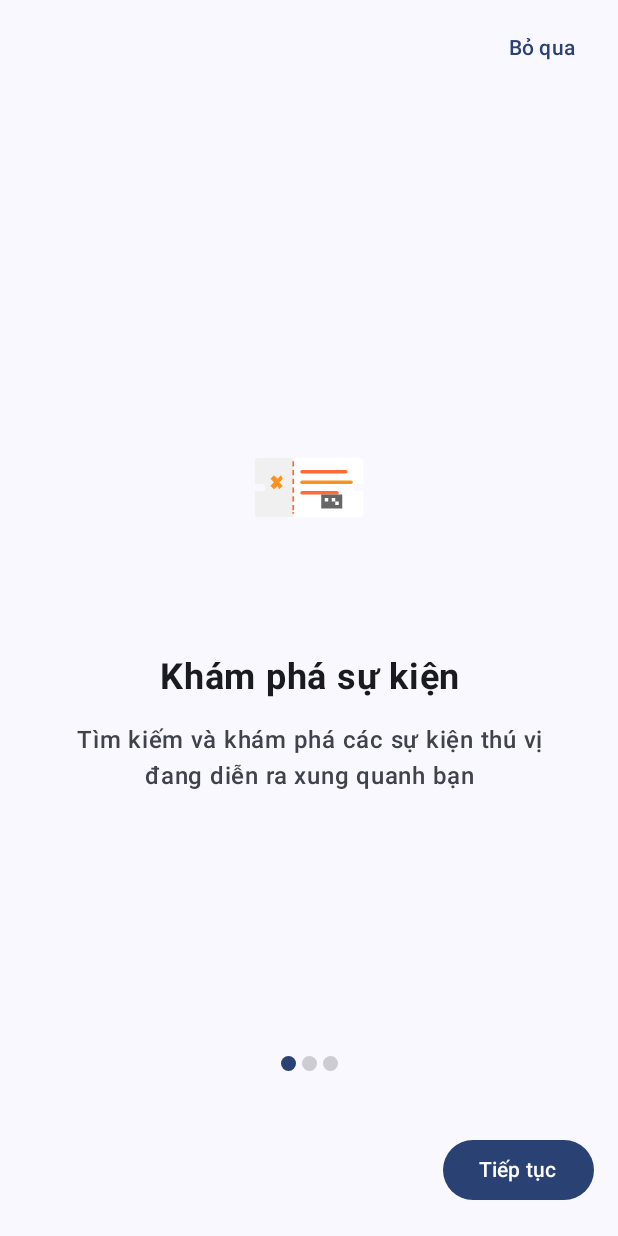
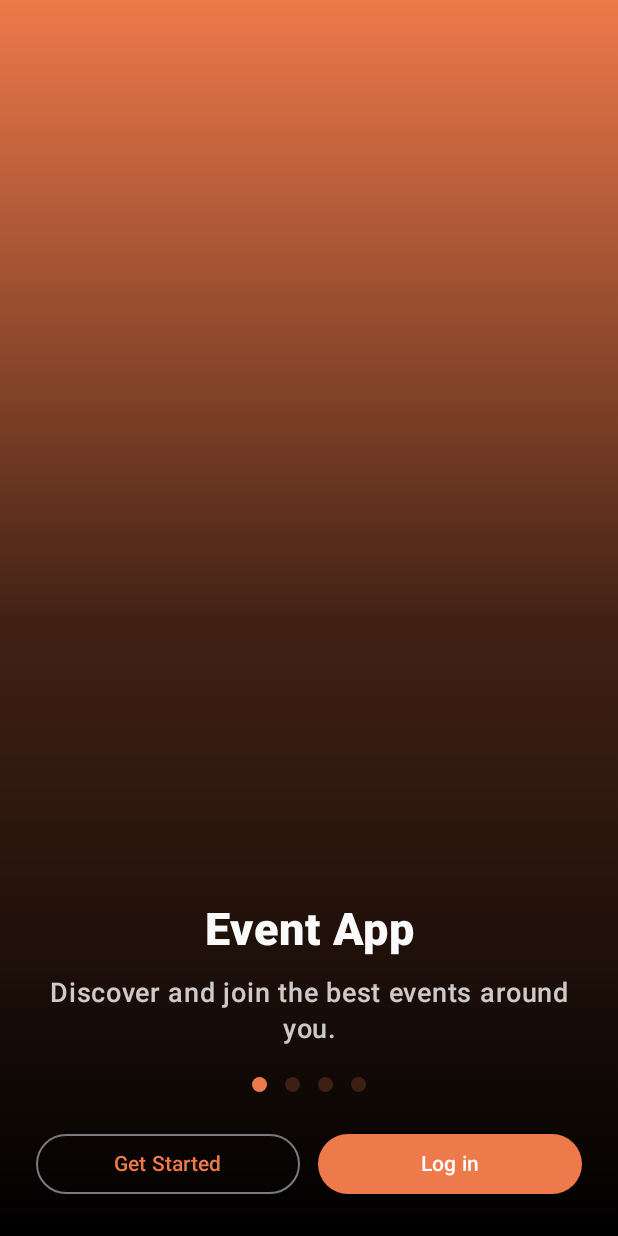
Before and after one commit to nicha2301/EventTicketing, an Android app built with Jetpack Compose: the OnboardingScreen screen opened through its navigation route, on a phone screen of 412 x 824 dp. Run offline under Robolectric (Android 15) with nearby library versions, the phone set to English and light mode, and no system bars; our stand-ins replace Dagger/Hilt's generated code, Timber, accompanist; libraries missing offline, so code that uses them is left out: me.leolin.shortcutbadger; 1 statement that could not run was skipped.

Commit message:
feat: Improve onboarding screen

```diff
--- a/frontend/app/src/main/java/com/nicha/eventticketing/navigation/NavGraph.kt
+++ b/frontend/app/src/main/java/com/nicha/eventticketing/navigation/NavGraph.kt
@@ -75,7 +75,12 @@ fun NavGraph(
         // Onboarding Screen
         composable(route = NavDestination.Onboarding.route) {
             OnboardingScreen(
-                onFinishOnboarding = {
+                onGetStarted = {
+                    navController.navigate(NavDestination.Register.route) {
+                        popUpTo(NavDestination.Onboarding.route) { inclusive = true }
+                    }
+                },
+                onLogin = {
                     navController.navigate(NavDestination.Login.route) {
                         popUpTo(NavDestination.Onboarding.route) { inclusive = true }
                     }
--- /dev/null
+++ b/frontend/app/src/main/java/com/nicha/eventticketing/ui/screens/onboarding/OnboardingContent.kt
@@ -0,0 +1,29 @@
+package com.nicha.eventticketing.ui.screens.onboarding
+
+import com.nicha.eventticketing.R
+
+object OnboardingContent {
+    val pages: List<OnboardingVisual> = listOf(
+        OnboardingVisual(
+            title = "Event App",
+            description = "Discover and join the best events around you.",
+            backgroundResId = null,
+            isSolidBrandBackground = true
+        ),
+        OnboardingVisual(
+            title = "Explore Upcoming and Nearby Events",
+            description = "We bring artists and fans together through the power of live events.",
+            backgroundResId = R.drawable.onboarding_bg_1
+        ),
+        OnboardingVisual(
+            title = "Accumulate & Collect Loyalty Points",
+            description = "300 Points for VIP, backstage and meet & greet free ticket upgrades.",
+            backgroundResId = R.drawable.onboarding_bg_2_1
+        ),
+        OnboardingVisual(
+            title = "Get Exclusive Access to tickets",
+            description = "All users are guaranteed access to the most in demand event tickets.",
+            backgroundResId = R.drawable.onboarding_bg_3
+        )
+    )
+}
--- /dev/null
+++ b/frontend/app/src/main/java/com/nicha/eventticketing/ui/screens/onboarding/OnboardingModels.kt
@@ -0,0 +1,8 @@
+package com.nicha.eventticketing.ui.screens.onboarding
+
+data class OnboardingVisual(
+    val title: String,
+    val description: String,
+    val backgroundResId: Int?,
+    val isSolidBrandBackground: Boolean = false
+)
--- a/frontend/app/src/main/java/com/nicha/eventticketing/ui/screens/onboarding/OnboardingScreen.kt
+++ b/frontend/app/src/main/java/com/nicha/eventticketing/ui/screens/onboarding/OnboardingScreen.kt
@@ -1,11 +1,5 @@
 package com.nicha.eventticketing.ui.screens.onboarding
 
-import androidx.compose.animation.AnimatedVisibility
-import androidx.compose.animation.ExperimentalAnimationApi
-import androidx.compose.animation.fadeIn
-import androidx.compose.animation.fadeOut
-import androidx.compose.animation.slideInHorizontally
-import androidx.compose.animation.slideOutHorizontally
 import androidx.compose.foundation.ExperimentalFoundationApi
 import androidx.compose.foundation.Image
 import androidx.compose.foundation.background
@@ -19,23 +13,23 @@ import androidx.compose.foundation.layout.fillMaxWidth
 import androidx.compose.foundation.layout.height
 import androidx.compose.foundation.layout.padding
 import androidx.compose.foundation.layout.size
-import androidx.compose.foundation.layout.width
 import androidx.compose.foundation.pager.HorizontalPager
-import androidx.compose.foundation.pager.PagerState
 import androidx.compose.foundation.pager.rememberPagerState
 import androidx.compose.foundation.shape.CircleShape
 import androidx.compose.foundation.shape.RoundedCornerShape
 import androidx.compose.material3.Button
 import androidx.compose.material3.ButtonDefaults
 import androidx.compose.material3.MaterialTheme
+import androidx.compose.material3.OutlinedButton
 import androidx.compose.material3.Text
-import androidx.compose.material3.TextButton
 import androidx.compose.runtime.Composable
 import androidx.compose.runtime.rememberCoroutineScope
 import androidx.compose.ui.Alignment
 import androidx.compose.ui.Modifier
 import androidx.compose.ui.draw.clip
+import androidx.compose.ui.graphics.Brush
 import androidx.compose.ui.graphics.Color
+import androidx.compose.ui.layout.ContentScale
 import androidx.compose.ui.res.painterResource
 import androidx.compose.ui.text.font.FontWeight
 import androidx.compose.ui.text.style.TextAlign
@@ -43,184 +37,137 @@ import androidx.compose.ui.unit.dp
 import androidx.compose.ui.unit.sp
 import androidx.hilt.navigation.compose.hiltViewModel
 import com.nicha.eventticketing.R
-import com.nicha.eventticketing.data.preferences.PreferencesManager
 import com.nicha.eventticketing.viewmodel.OnboardingViewModel
+import com.nicha.eventticketing.ui.screens.onboarding.OnboardingContent
 import kotlinx.coroutines.launch
-import javax.inject.Inject
+import com.nicha.eventticketing.ui.theme.BrandOrange
 
-@OptIn(ExperimentalFoundationApi::class, ExperimentalAnimationApi::class)
+@OptIn(ExperimentalFoundationApi::class)
 @Composable
 fun OnboardingScreen(
-    onFinishOnboarding: () -> Unit,
+    onGetStarted: () -> Unit,
+    onLogin: () -> Unit,
     viewModel: OnboardingViewModel = hiltViewModel()
 ) {
-    val pages = listOf(
-        OnboardingPage(
-            title = "Khám phá sự kiện",
-            description = "Tìm kiếm và khám phá các sự kiện thú vị đang diễn ra xung quanh bạn",
-            imageRes = R.drawable.ic_launcher_foreground // Placeholder, sẽ thay bằng ảnh thực tế
-        ),
-        OnboardingPage(
-            title = "Đặt vé dễ dàng",
-            description = "Đặt vé chỉ với vài thao tác đơn giản và thanh toán an toàn",
-            imageRes = R.drawable.ic_launcher_foreground // Placeholder, sẽ thay bằng ảnh thực tế
-        ),
-        OnboardingPage(
-            title = "Check-in nhanh chóng",
-            description = "Sử dụng mã QR để check-in tại sự kiện một cách nhanh chóng",
-            imageRes = R.drawable.ic_launcher_foreground // Placeholder, sẽ thay bằng ảnh thực tế
-        )
-    )
+    val pages = OnboardingContent.pages
 
     val pagerState = rememberPagerState(pageCount = { pages.size })
     val scope = rememberCoroutineScope()
 
-    // Function to complete onboarding
-    val completeOnboarding: () -> Unit = {
-        scope.launch {
-            viewModel.setOnboardingCompleted()
-            onFinishOnboarding()
-        }
+    Box(modifier = Modifier.fillMaxSize()) {
+        HorizontalPager(
+            state = pagerState,
+            modifier = Modifier.fillMaxSize()
+        ) { index ->
+            OnboardingBackground(page = pages[index])
         }
 
+        // Overlay content at bottom
         Column(
-        modifier = Modifier.fillMaxSize()
+            modifier = Modifier
+                .fillMaxSize()
+                .padding(horizontal = 24.dp, vertical = 24.dp),
+            verticalArrangement = Arrangement.Bottom,
+            horizontalAlignment = Alignment.CenterHorizontally
         ) {
-        // Skip button
+            val current = pages[pagerState.currentPage]
+
+            Text(
+                text = current.title,
+                fontSize = 30.sp,
+                fontWeight = FontWeight.ExtraBold,
+                textAlign = TextAlign.Center,
+                color = Color(0xFFFAFAFA)
+            )
+
+            Spacer(Modifier.height(12.dp))
+
+            Text(
+                text = current.description,
+                fontSize = 18.sp,
+                textAlign = TextAlign.Center,
+                color = Color(0xFFFAFAFA).copy(alpha = 0.8f)
+            )
+
+            Spacer(Modifier.height(18.dp))
+
+            // Dots
+            Row(
+                horizontalArrangement = Arrangement.Center,
+                verticalAlignment = Alignment.CenterVertically
+            ) {
+                repeat(pages.size) { i ->
+                    val dotColor = if (i == pagerState.currentPage) BrandOrange else BrandOrange.copy(alpha = 0.2f)
                     Box(
                         modifier = Modifier
-                .fillMaxWidth()
-                .padding(horizontal = 16.dp, vertical = 8.dp)
-        ) {
-            TextButton(
-                onClick = completeOnboarding,
-                modifier = Modifier.align(Alignment.CenterEnd)
-            ) {
-                Text(
-                    text = "Bỏ qua",
-                    color = MaterialTheme.colorScheme.primary
+                            .padding(horizontal = 6.dp, vertical = 2.dp)
+                            .size(10.dp)
+                            .clip(CircleShape)
+                            .background(dotColor)
                     )
                 }
             }
 
-        // Pager
-        HorizontalPager(
-            state = pagerState,
-            modifier = Modifier.weight(1f)
-        ) { position ->
-            OnboardingItem(item = pages[position])
+            Spacer(Modifier.height(22.dp))
+
+            // Buttons row
+            Row(modifier = Modifier.fillMaxWidth(), horizontalArrangement = Arrangement.spacedBy(12.dp)) {
+                OutlinedButton(
+                    onClick = {
+                        scope.launch { viewModel.setOnboardingCompleted() }
+                        onGetStarted()
+                    },
+                    modifier = Modifier.weight(1f),
+                    shape = RoundedCornerShape(20.dp),
+                    colors = ButtonDefaults.outlinedButtonColors(contentColor = BrandOrange)
+                ) {
+                    Text(text = "Get Started")
                 }
 
-        // Indicators
-        Row(
-            modifier = Modifier
-                .fillMaxWidth()
-                .padding(bottom = 20.dp),
-            horizontalArrangement = Arrangement.Center
-        ) {
-            repeat(pages.size) { iteration ->
-                val color = if (pagerState.currentPage == iteration) {
-                    MaterialTheme.colorScheme.primary
-                } else {
-                    MaterialTheme.colorScheme.onSurface.copy(alpha = 0.2f)
-                }
-                Box(
-                    modifier = Modifier
-                        .padding(2.dp)
-                        .clip(CircleShape)
-                        .background(color)
-                        .size(10.dp)
-                )
-            }
-        }
-
-        // Bottom buttons
-        Box(
-            modifier = Modifier
-                .fillMaxWidth()
-                .padding(horizontal = 16.dp, vertical = 20.dp)
-        ) {
-            // Back button
-            if (pagerState.currentPage > 0) {
-                TextButton(
-                    onClick = {
-                        scope.launch {
-                            pagerState.animateScrollToPage(pagerState.currentPage - 1)
-                        }
-                    },
-                    modifier = Modifier.align(Alignment.CenterStart)
-                ) {
-                    Text(
-                        text = "Quay lại",
-                        color = MaterialTheme.colorScheme.primary
-                    )
-                }
-            }
-
-            // Next/Finish button
                 Button(
                     onClick = {
-                    if (pagerState.currentPage < pages.size - 1) {
-                        scope.launch {
-                            pagerState.animateScrollToPage(pagerState.currentPage + 1)
+                        scope.launch { viewModel.setOnboardingCompleted() }
+                        onLogin()
+                    },
+                    modifier = Modifier.weight(1f),
+                    shape = RoundedCornerShape(20.dp),
+                    colors = ButtonDefaults.buttonColors(containerColor = BrandOrange, contentColor = Color.White)
+                ) {
+                    Text(text = "Log in")
                 }
-                    } else {
-                        completeOnboarding()
-                    }
-                },
-                shape = RoundedCornerShape(50),
-                colors = ButtonDefaults.buttonColors(
-                    containerColor = MaterialTheme.colorScheme.primary
-                ),
-                modifier = Modifier.align(Alignment.CenterEnd)
-            ) {
-                Text(
-                    text = if (pagerState.currentPage < pages.size - 1) "Tiếp tục" else "Bắt đầu",
-                    color = Color.White
-                )
             }
         }
     }
 }
 
 @Composable
-fun OnboardingItem(item: OnboardingPage) {
-    Column(
-        horizontalAlignment = Alignment.CenterHorizontally,
-        verticalArrangement = Arrangement.Center,
+private fun OnboardingBackground(page: OnboardingVisual) {
+    Box(modifier = Modifier.fillMaxSize()) {
+        if (page.isSolidBrandBackground) {
+            Box(modifier = Modifier.fillMaxSize().background(BrandOrange))
+        } else if (page.backgroundResId != null) {
+            Image(
+                painter = painterResource(id = page.backgroundResId),
+                contentDescription = null,
+                modifier = Modifier.fillMaxSize(),
+                contentScale = ContentScale.Crop
+            )
+        }
+
+        Box(
             modifier = Modifier
                 .fillMaxSize()
-            .padding(horizontal = 40.dp)
-    ) {
-        Image(
-            painter = painterResource(id = item.imageRes),
-            contentDescription = item.title,
-            modifier = Modifier
-                .size(200.dp)
-                .padding(bottom = 20.dp)
+                .background(
+                    Brush.verticalGradient(
+                        colors = listOf(
+                            Color.Black.copy(alpha = 0.0f),
+                            Color.Black.copy(alpha = 0.72f),
+                            Color.Black.copy(alpha = 1.0f)
+                        ),
+                        startY = 0f,
+                        endY = Float.POSITIVE_INFINITY
                     )
-
-        Text(
-            text = item.title,
-            fontSize = 24.sp,
-            fontWeight = FontWeight.Bold,
-            textAlign = TextAlign.Center,
-            color = MaterialTheme.colorScheme.onSurface
                 )
-
-        Spacer(modifier = Modifier.height(16.dp))
-
-        Text(
-            text = item.description,
-            fontSize = 16.sp,
-            textAlign = TextAlign.Center,
-            color = MaterialTheme.colorScheme.onSurfaceVariant
         )
     }
 }
-
-data class OnboardingPage(
-    val title: String,
-    val description: String,
-    val imageRes: Int
-)
--- a/frontend/app/src/main/java/com/nicha/eventticketing/ui/theme/Color.kt
+++ b/frontend/app/src/main/java/com/nicha/eventticketing/ui/theme/Color.kt
@@ -26,3 +26,6 @@ val Info = Color(0xFF2196F3)
 val TextPrimary = Color(0xFFE0E0E0)
 val TextSecondary = Color(0xFFAAAAAA)
 val Divider = Color(0xFF2A2A2A)
+
+// Brand colors
+val BrandOrange = Color(0xFFEE794A)
```
Also changed, not shown: frontend/app/src/main/res/drawable/onboarding_bg_1.png (added), frontend/app/src/main/res/drawable/onboarding_bg_2_1.png (added), frontend/app/src/main/res/drawable/onboarding_bg_3.png (added). Lines whose indentation alone changed are shown as unchanged.
